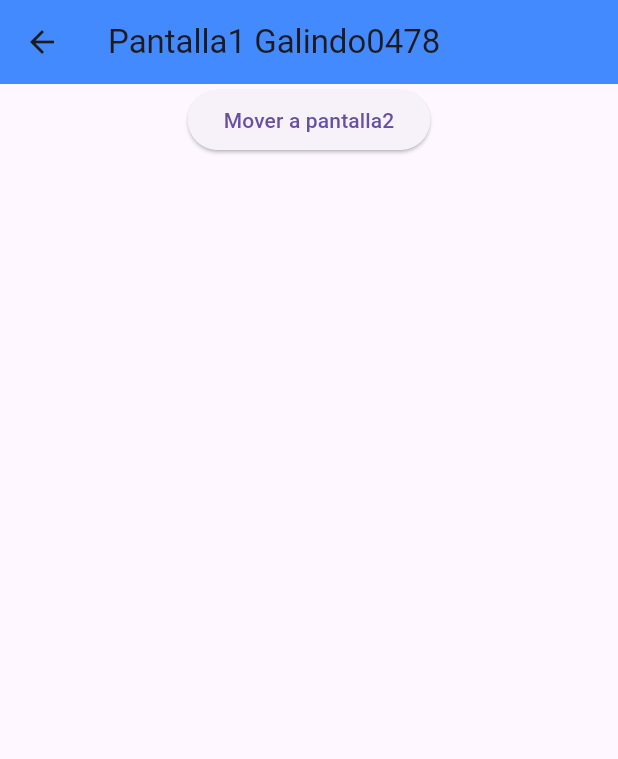
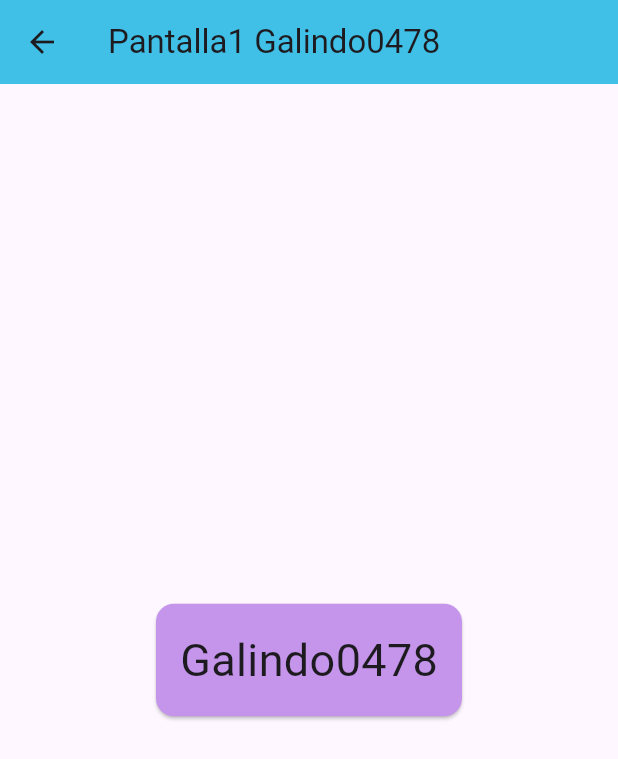
Before and after one commit to JaquelineGalindoHuitron/p15-Rutas-6J-0478, a Flutter app: the Pantalla1_0478 screen opened by its route, on a phone screen of 412 x 824 dp. Shown: the top 759 px of the screen. Run offline on Flutter 3.47's test engine with Material 3 defaults, Android fonts, the phone set to English and light mode, and no system bars.

```diff
--- a/lib/pantalla1_0478.dart
+++ b/lib/pantalla1_0478.dart
@@ -10,19 +10,20 @@ class Pantalla1_0478 extends StatelessWidget {
     return Scaffold(
       appBar: AppBar(
         title: const Text('Pantalla1 Galindo0478'),
-        backgroundColor: Colors.blueAccent,
+        backgroundColor: Color(0xff40c0e7),
       ),
       body: Center(
-          child: Column(
-        children: [
-          ElevatedButton(
-            onPressed: () {
-              Navigator.pushNamed(context, "/pantalla2_0478"); //fin onPressed
-            },
-            child: Text("Mover a pantalla2"),
-          )
-        ], //fin niño
-      )),
+        child: Card(
+          color: Color(0xffc595ec),
+          child: Padding(
+            padding: EdgeInsets.all(16),
+            child: Text(
+              'Galindo0478',
+              style: TextStyle(fontSize: 30),
+            ),
+          ),
+        ),
+      ),
     );
     ;
   }
--- a/lib/pantallaini_0478.dart
+++ b/lib/pantallaini_0478.dart
@@ -20,7 +20,7 @@ class PantallaIni_0478 extends StatelessWidget {
             onPressed: () {
               Navigator.pushNamed(context, "/pantalla1_0478"); //fin onPressed
             },
-            child: Text("Mover a pantalla1"),
+            child: Text("Ejemplo Card"),
           ),
           ElevatedButton(
             onPressed: () {
```
Also changed, not shown: lib/pantalla2_0478.dart (+15 -2 lines).
